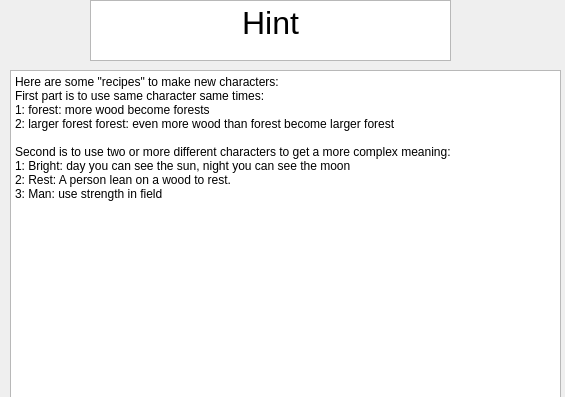
Qt form hint.ui (University-of-Utah-CS3505/a9-edu-app-f24) before a commit; both pictures show x 0 to 565 and y 0 to 397 of the 565 by 749 pixel window.
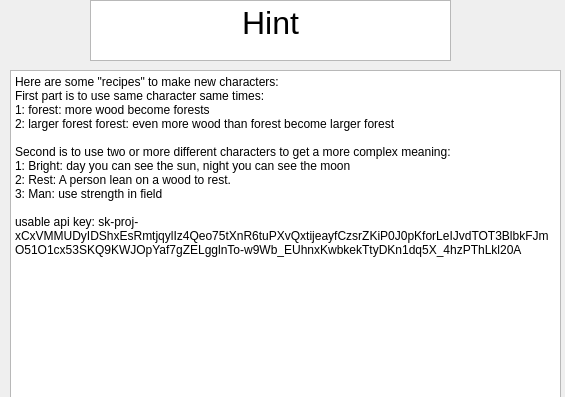
The same form after that commit.

Commit message: add api key hint

Diff of the .ui file:
```diff
--- a/hint.ui
+++ b/hint.ui
@@ -58,7 +58,9 @@
 &lt;p style=&quot; margin-top:0px; margin-bottom:0px; margin-left:0px; margin-right:0px; -qt-block-indent:0; text-indent:0px;&quot;&gt;Second is to use two or more different characters to get a more complex meaning:&lt;/p&gt;
 &lt;p style=&quot; margin-top:0px; margin-bottom:0px; margin-left:0px; margin-right:0px; -qt-block-indent:0; text-indent:0px;&quot;&gt;1: Bright: day you can see the sun, night you can see the moon&lt;/p&gt;
 &lt;p style=&quot; margin-top:0px; margin-bottom:0px; margin-left:0px; margin-right:0px; -qt-block-indent:0; text-indent:0px;&quot;&gt;2: Rest: A person lean on a wood to rest.&lt;/p&gt;
-&lt;p style=&quot; margin-top:0px; margin-bottom:0px; margin-left:0px; margin-right:0px; -qt-block-indent:0; text-indent:0px;&quot;&gt;3: Man: use strength in field&lt;/p&gt;&lt;/body&gt;&lt;/html&gt;</string>
+&lt;p style=&quot; margin-top:0px; margin-bottom:0px; margin-left:0px; margin-right:0px; -qt-block-indent:0; text-indent:0px;&quot;&gt;3: Man: use strength in field&lt;/p&gt;
+&lt;p style=&quot;-qt-paragraph-type:empty; margin-top:0px; margin-bottom:0px; margin-left:0px; margin-right:0px; -qt-block-indent:0; text-indent:0px;&quot;&gt;&lt;br /&gt;&lt;/p&gt;
+&lt;p style=&quot; margin-top:0px; margin-bottom:0px; margin-left:0px; margin-right:0px; -qt-block-indent:0; text-indent:0px;&quot;&gt;usable api key: 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&lt;/p&gt;&lt;/body&gt;&lt;/html&gt;</string>
    </property>
   </widget>
  </widget>
```
